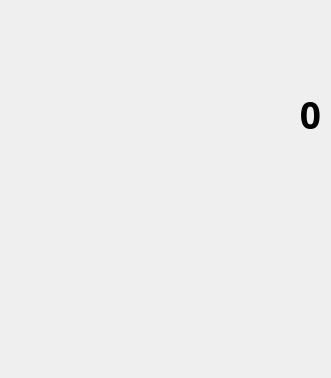
Old version of the form template/content/calculator/calculator.ui in the repository cmh1027/calculator.
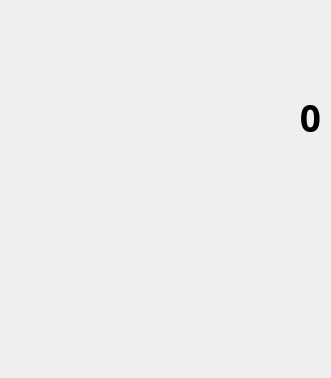
New version of the form.

Patch:
```diff
--- a/template/content/calculator/calculator.ui
+++ b/template/content/calculator/calculator.ui
@@ -13,24 +13,10 @@
   <property name="windowTitle">
    <string>Form</string>
   </property>
-  <layout class="QVBoxLayout" name="verticalLayout_4">
-   <property name="leftMargin">
-    <number>0</number>
-   </property>
-   <property name="topMargin">
-    <number>0</number>
-   </property>
-   <property name="rightMargin">
-    <number>0</number>
-   </property>
-   <property name="bottomMargin">
-    <number>0</number>
-   </property>
-   <item>
+  <property name="styleSheet">
+   <string notr="true"/>
+  </property>
     <layout class="QVBoxLayout" name="verticalLayout">
-     <property name="spacing">
-      <number>0</number>
-     </property>
      <property name="leftMargin">
       <number>0</number>
      </property>
@@ -110,8 +96,6 @@
      </item>
      <item>
       <widget class="QWidget" name="buttonWidget" native="true"/>
-     </item>
-    </layout>
    </item>
   </layout>
  </widget>
```
Lines whose indentation alone changed are shown as unchanged.
